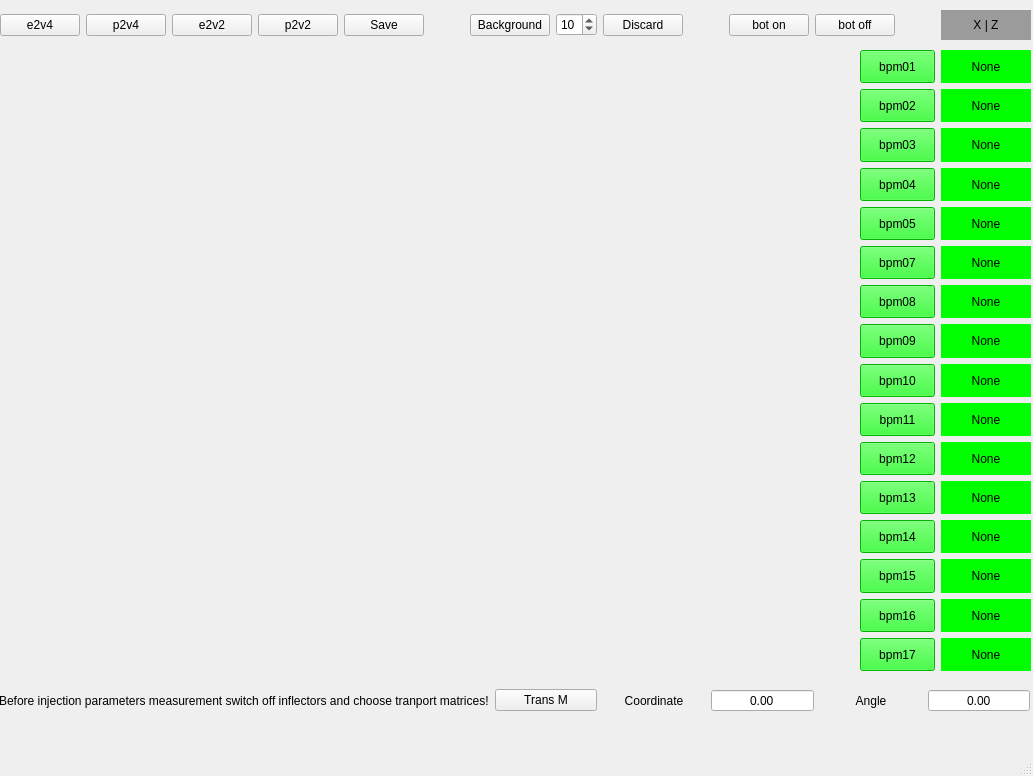
Qt form uis/bpm's.ui (vitaliibalakin/c_orbit) before a commit.
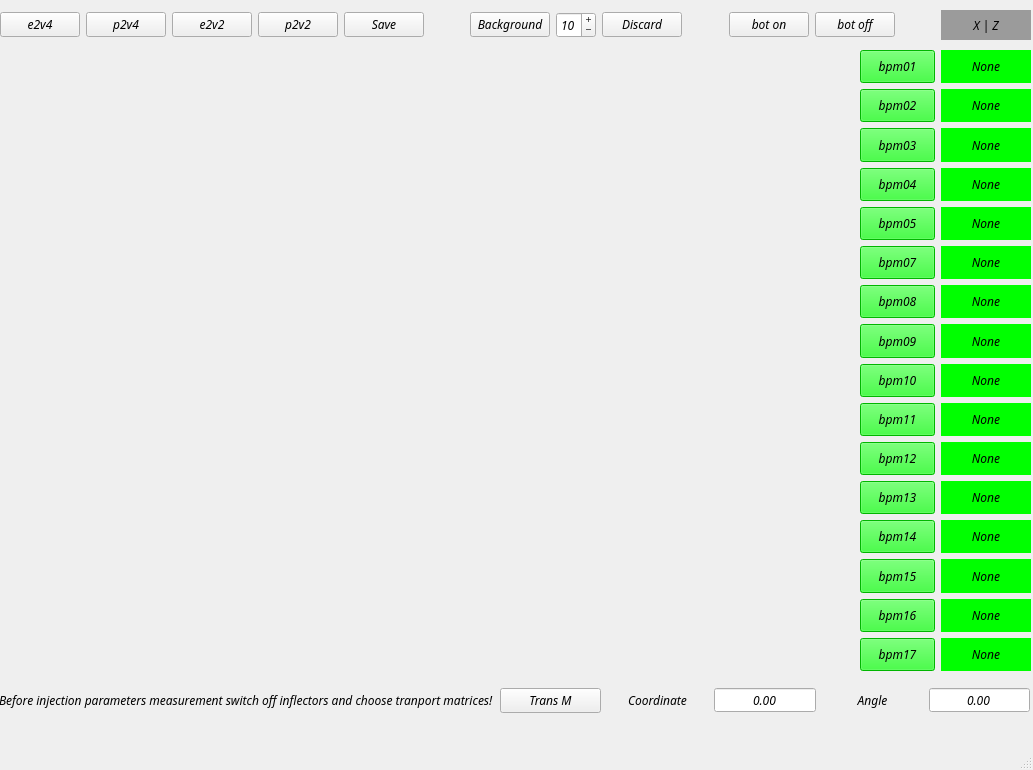
The same form after that commit.

Patch:
```diff
--- a/uis/bpm's.ui
+++ b/uis/bpm's.ui
@@ -7,9 +7,17 @@
     <x>0</x>
     <y>0</y>
     <width>1033</width>
-    <height>776</height>
+    <height>770</height>
    </rect>
   </property>
+  <property name="font">
+   <font>
+    <family>Chilanka</family>
+    <weight>50</weight>
+    <italic>true</italic>
+    <bold>false</bold>
+   </font>
+  </property>
   <property name="windowTitle">
    <string>MainWindow</string>
   </property>
@@ -140,6 +148,9 @@
      </item>
      <item row="0" column="10">
       <widget class="QSpinBox" name="spb_bckgr">
+       <property name="buttonSymbols">
+        <enum>QAbstractSpinBox::PlusMinus</enum>
+       </property>
        <property name="minimum">
         <number>1</number>
        </property>
@@ -181,6 +192,12 @@
          <height>100</height>
         </size>
        </property>
+       <property name="font">
+        <font>
+         <family>Chilanka</family>
+         <italic>true</italic>
+        </font>
+       </property>
        <property name="styleSheet">
         <string notr="true">background-color:rgb(0, 255, 0)</string>
        </property>
@@ -203,6 +220,12 @@
          <height>100</height>
         </size>
        </property>
+       <property name="font">
+        <font>
+         <family>Chilanka</family>
+         <italic>true</italic>
+        </font>
+       </property>
        <property name="styleSheet">
         <string notr="true">background-color:rgb(0, 255, 0)</string>
        </property>
@@ -225,6 +248,12 @@
          <height>100</height>
         </size>
        </property>
+       <property name="font">
+        <font>
+         <family>Chilanka</family>
+         <italic>true</italic>
+        </font>
+       </property>
        <property name="styleSheet">
         <string notr="true">background-color:rgb(0, 255, 0)</string>
        </property>
@@ -247,6 +276,12 @@
          <height>100</height>
         </size>
        </property>
+       <property name="font">
+        <font>
+         <family>Chilanka</family>
+         <italic>true</italic>
+        </font>
+       </property>
        <property name="styleSheet">
         <string notr="true">background-color:rgb(0, 255, 0)</string>
        </property>
@@ -269,6 +304,12 @@
          <height>100</height>
         </size>
        </property>
+       <property name="font">
+        <font>
+         <family>Chilanka</family>
+         <italic>true</italic>
+        </font>
+       </property>
        <property name="styleSheet">
         <string notr="true">background-color:rgb(0, 255, 0)</string>
        </property>
@@ -291,6 +332,12 @@
          <height>100</height>
         </size>
        </property>
+       <property name="font">
+        <font>
+         <family>Chilanka</family>
+         <italic>true</italic>
+        </font>
+       </property>
        <property name="styleSheet">
         <string notr="true">background-color:rgb(0, 255, 0)</string>
        </property>
@@ -313,6 +360,12 @@
          <height>100</height>
         </size>
        </property>
+       <property name="font">
+        <font>
+         <family>Chilanka</family>
+         <italic>true</italic>
+        </font>
+       </property>
        <property name="styleSheet">
         <string notr="true">background-color:rgb(0, 255, 0)</string>
        </property>
@@ -335,6 +388,12 @@
          <height>100</height>
         </size>
        </property>
+       <property name="font">
+        <font>
+         <family>Chilanka</family>
+         <italic>true</italic>
+        </font>
+       </property>
        <property name="styleSheet">
         <string notr="true">background-color:rgb(0, 255, 0)</string>
        </property>
@@ -357,6 +416,12 @@
          <height>100</height>
         </size>
        </property>
+       <property name="font">
+        <font>
+         <family>Chilanka</family>
+         <italic>true</italic>
+        </font>
+       </property>
        <property name="styleSheet">
         <string notr="true">background-color:rgb(0, 255, 0)</string>
        </property>
@@ -379,6 +444,12 @@
          <height>100</height>
         </size>
        </property>
+       <property name="font">
+        <font>
+         <family>Chilanka</family>
+         <italic>true</italic>
+        </font>
+       </property>
        <property name="styleSheet">
         <string notr="true">background-color:rgb(0, 255, 0)</string>
        </property>
@@ -401,6 +472,12 @@
          <height>100</height>
         </size>
        </property>
+       <property name="font">
+        <font>
+         <family>Chilanka</family>
+         <italic>true</italic>
+        </font>
+       </property>
        <property name="styleSheet">
         <string notr="true">background-color:rgb(0, 255, 0)</string>
        </property>
@@ -423,6 +500,12 @@
          <height>100</height>
         </size>
        </property>
+       <property name="font">
+        <font>
+         <family>Chilanka</family>
+         <italic>true</italic>
+        </font>
+       </property>
        <property name="styleSheet">
         <string notr="true">background-color:rgb(0, 255, 0)</string>
        </property>
@@ -445,6 +528,12 @@
          <height>100</height>
         </size>
        </property>
+       <property name="font">
+        <font>
+         <family>Chilanka</family>
+         <italic>true</italic>
+        </font>
+       </property>
        <property name="styleSheet">
         <string notr="true">background-color:rgb(0, 255, 0)</string>
        </property>
@@ -467,6 +556,12 @@
          <height>100</height>
         </size>
        </property>
+       <property name="font">
+        <font>
+         <family>Chilanka</family>
+         <italic>true</italic>
+        </font>
+       </property>
        <property name="styleSheet">
         <string notr="true">background-color:rgb(0, 255, 0)</string>
        </property>
@@ -489,6 +584,12 @@
          <height>100</height>
         </size>
        </property>
+       <property name="font">
+        <font>
+         <family>Chilanka</family>
+         <italic>true</italic>
+        </font>
+       </property>
        <property name="styleSheet">
         <string notr="true">background-color:rgb(0, 255, 0)</string>
        </property>
@@ -511,6 +612,12 @@
          <height>100</height>
         </size>
        </property>
+       <property name="font">
+        <font>
+         <family>Chilanka</family>
+         <italic>true</italic>
+        </font>
+       </property>
        <property name="styleSheet">
         <string notr="true">background-color:rgb(0, 255, 0)</string>
        </property>
@@ -540,6 +647,12 @@
          <height>100</height>
         </size>
        </property>
+       <property name="font">
+        <font>
+         <family>Chilanka</family>
+         <italic>true</italic>
+        </font>
+       </property>
        <property name="toolTipDuration">
         <number>0</number>
        </property>
@@ -568,6 +681,12 @@
          <height>100</height>
         </size>
        </property>
+       <property name="font">
+        <font>
+         <family>Chilanka</family>
+         <italic>true</italic>
+        </font>
+       </property>
        <property name="toolTipDuration">
         <number>0</number>
        </property>
@@ -596,6 +715,12 @@
          <height>100</height>
         </size>
        </property>
+       <property name="font">
+        <font>
+         <family>Chilanka</family>
+         <italic>true</italic>
+        </font>
+       </property>
        <property name="toolTipDuration">
         <number>0</number>
        </property>
@@ -624,6 +749,12 @@
          <height>100</height>
         </size>
        </property>
+       <property name="font">
+        <font>
+         <family>Chilanka</family>
+         <italic>true</italic>
+        </font>
+       </property>
        <property name="toolTipDuration">
         <number>0</number>
        </property>
@@ -652,6 +783,12 @@
          <height>100</height>
         </size>
        </property>
+       <property name="font">
+        <font>
+         <family>Chilanka</family>
+         <italic>true</italic>
+        </font>
+       </property>
        <property name="toolTipDuration">
         <number>0</number>
        </property>
@@ -680,6 +817,12 @@
          <height>100</height>
         </size>
        </property>
+       <property name="font">
+        <font>
+         <family>Chilanka</family>
+         <italic>true</italic>
+        </font>
+       </property>
        <property name="toolTipDuration">
         <number>0</number>
        </property>
@@ -708,6 +851,12 @@
          <height>100</height>
         </size>
        </property>
+       <property name="font">
+        <font>
+         <family>Chilanka</family>
+         <italic>true</italic>
+        </font>
+       </property>
        <property name="toolTipDuration">
         <number>0</number>
        </property>
@@ -736,6 +885,12 @@
          <height>100</height>
         </size>
        </property>
+       <property name="font">
+        <font>
+         <family>Chilanka</family>
+         <italic>true</italic>
+        </font>
+       </property>
        <property name="toolTipDuration">
         <number>0</number>
        </property>
@@ -764,6 +919,12 @@
          <height>100</height>
         </size>
        </property>
+       <property name="font">
+        <font>
+         <family>Chilanka</family>
+         <italic>true</italic>
+        </font>
+       </property>
        <property name="toolTipDuration">
         <number>0</number>
        </property>
@@ -792,6 +953,12 @@
          <height>100</height>
         </size>
        </property>
+       <property name="font">
+        <font>
+         <family>Chilanka</family>
+         <italic>true</italic>
+        </font>
+       </property>
        <property name="toolTipDuration">
         <number>0</number>
        </property>
@@ -820,6 +987,12 @@
          <height>100</height>
         </size>
        </property>
+       <property name="font">
+        <font>
+         <family>Chilanka</family>
+         <italic>true</italic>
+        </font>
+       </property>
        <property name="toolTipDuration">
         <number>0</number>
        </property>
@@ -848,6 +1021,12 @@
          <height>100</height>
         </size>
        </property>
+       <property name="font">
+        <font>
+         <family>Chilanka</family>
+         <italic>true</italic>
+        </font>
+       </property>
        <property name="toolTipDuration">
         <number>0</number>
        </property>
@@ -876,6 +1055,12 @@
          <height>100</height>
         </size>
        </property>
+       <property name="font">
+        <font>
+         <family>Chilanka</family>
+         <italic>true</italic>
+        </font>
+       </property>
        <property name="toolTipDuration">
         <number>0</number>
        </property>
@@ -904,6 +1089,12 @@
          <height>100</height>
         </size>
        </property>
+       <property name="font">
+        <font>
+         <family>Chilanka</family>
+         <italic>true</italic>
+        </font>
+       </property>
        <property name="toolTipDuration">
         <number>0</number>
        </property>
@@ -932,6 +1123,12 @@
          <height>100</height>
         </size>
        </property>
+       <property name="font">
+        <font>
+         <family>Chilanka</family>
+         <italic>true</italic>
+        </font>
+       </property>
        <property name="toolTipDuration">
         <number>0</number>
        </property>
@@ -960,6 +1157,12 @@
          <height>100</height>
         </size>
        </property>
+       <property name="font">
+        <font>
+         <family>Chilanka</family>
+         <italic>true</italic>
+        </font>
+       </property>
        <property name="toolTipDuration">
         <number>0</number>
        </property>
@@ -1044,6 +1247,9 @@
        <property name="buttonSymbols">
         <enum>QAbstractSpinBox::NoButtons</enum>
        </property>
+       <property name="decimals">
+        <number>2</number>
+       </property>
       </widget>
      </item>
     </layout>
```
Left out of the diff: 2 changed lines with no effect on the pictures.
